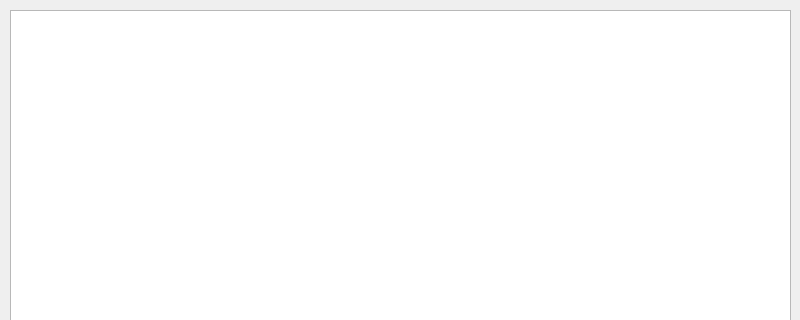
Before: the Qt Designer form main.ui in MarlakDevelop/hotcoffee, drawn with Qt 5; both pictures show x 0 to 800 and y 0 to 320 of the 800 by 600 pixel window.
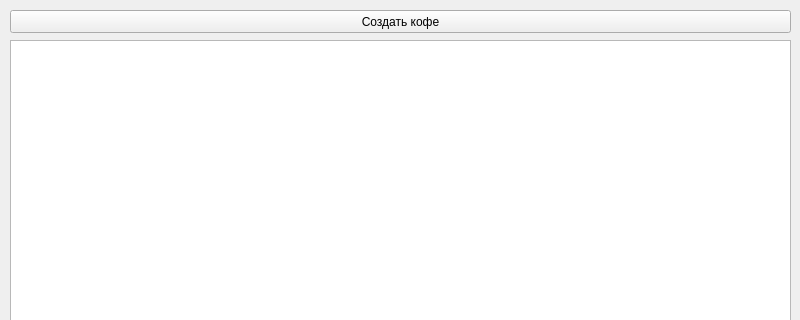
After: the same form once the commit is applied.

Diff of the .ui file:
```diff
--- a/main.ui
+++ b/main.ui
@@ -18,11 +18,24 @@
     <property name="geometry">
      <rect>
       <x>10</x>
+      <y>40</y>
+      <width>781</width>
+      <height>511</height>
+     </rect>
+    </property>
+   </widget>
+   <widget class="QPushButton" name="pushButton">
+    <property name="geometry">
+     <rect>
+      <x>10</x>
       <y>10</y>
       <width>781</width>
-      <height>541</height>
+      <height>23</height>
      </rect>
     </property>
+    <property name="text">
+     <string>Создать кофе</string>
+    </property>
    </widget>
   </widget>
   <widget class="QMenuBar" name="menubar">
```
